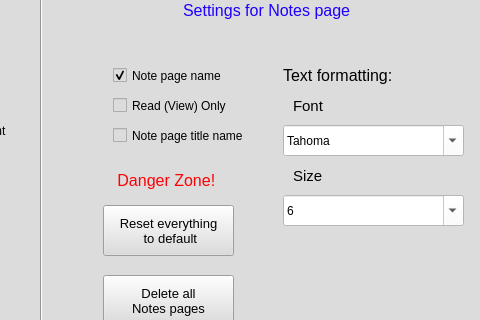
First picture: the form in PTI/SPCK/GUI/setting.ui, repository GreenSystemDuy08/TL-C4K-PTI01, before the edit; both pictures show x 467 to 947 and y 145 to 465 of the 947 by 590 pixel window.
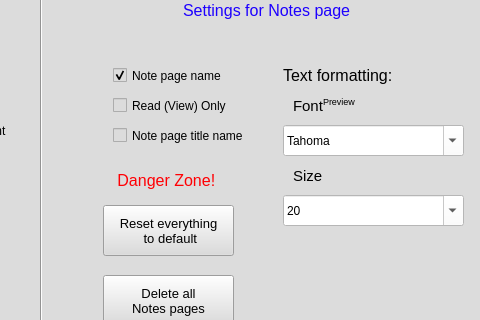
Second picture: the form after the edit.

The edit to the form file:
```diff
--- a/PTI/SPCK/GUI/setting.ui
+++ b/PTI/SPCK/GUI/setting.ui
@@ -518,10 +518,10 @@
      <bool>true</bool>
     </property>
     <property name="currentText">
-     <string>6</string>
+     <string>20</string>
     </property>
     <property name="currentIndex">
-     <number>0</number>
+     <number>10</number>
     </property>
     <item>
      <property name="text">
@@ -713,6 +713,24 @@
 Note for WOW!</string>
     </property>
    </widget>
+   <widget class="QLabel" name="label_12">
+    <property name="geometry">
+     <rect>
+      <x>790</x>
+      <y>240</y>
+      <width>47</width>
+      <height>13</height>
+     </rect>
+    </property>
+    <property name="font">
+     <font>
+      <pointsize>7</pointsize>
+     </font>
+    </property>
+    <property name="text">
+     <string>Preview</string>
+    </property>
+   </widget>
    <zorder>label_2</zorder>
    <zorder>label_8</zorder>
    <zorder>label_7</zorder>
@@ -740,6 +758,7 @@
    <zorder>cb_edition_3</zorder>
    <zorder>chb_read_2</zorder>
    <zorder>bt_about</zorder>
+   <zorder>label_12</zorder>
   </widget>
   <widget class="QStatusBar" name="statusbar"/>
  </widget>
```
